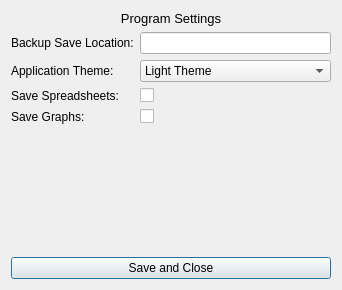
The window that settingsdialog.ui (miyamot0/DataTracker3) describes before a commit, drawn with Qt 5.
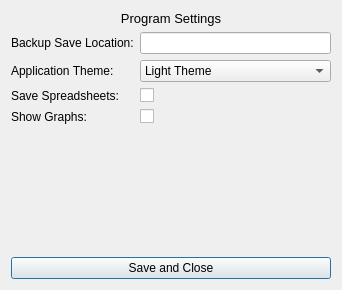
The same window after the commit.

Patch:
```diff
--- a/settingsdialog.ui
+++ b/settingsdialog.ui
@@ -84,7 +84,7 @@
      <item row="3" column="0">
       <widget class="QLabel" name="labelGraphs">
        <property name="text">
-        <string>Save Graphs:</string>
+        <string>Show Graphs:</string>
        </property>
       </widget>
      </item>
```
Left out of the diff: 3 changed lines with no effect on the pictures.
